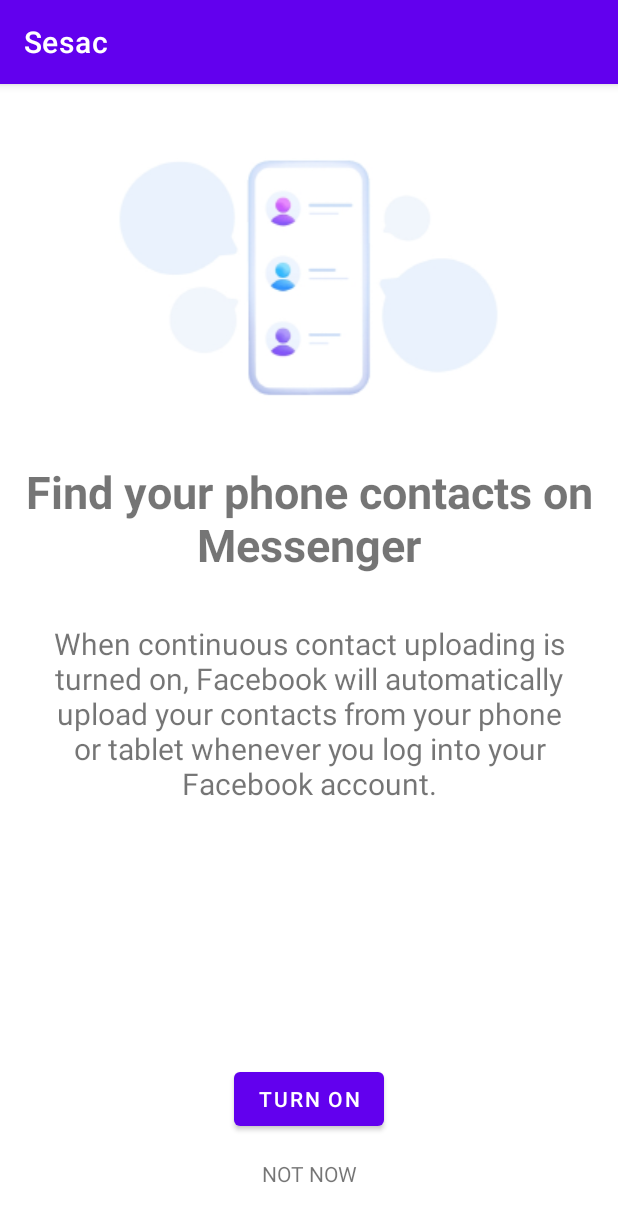
After one commit to Hong-Mu/sesac-android, an Android app: the MessengerIntroActivity screen opened directly, with no data from a screen before it, on a phone screen of 412 x 824 dp. The commit adds this screen. Shown: the top 1222 px of the screen. Run offline under Robolectric (Android 15) with nearby library versions, the phone set to English and light mode, and no system bars.

Commit message:
3주차 과제 추가
시계 앱의 스톱워치 뒤로가기 추가(C25Activity), 메신저 앱의 인트로(MessengerIntroActivity)

```diff
--- a/app/src/main/AndroidManifest.xml
+++ b/app/src/main/AndroidManifest.xml
@@ -12,6 +12,13 @@
         android:supportsRtl="true"
         android:theme="@style/Theme.Sesac"
         tools:targetApi="31">
+        <activity
+            android:name=".activities.MessengerIntroActivity"
+            android:exported="false">
+            <meta-data
+                android:name="android.app.lib_name"
+                android:value="" />
+        </activity>
         <activity
             android:name=".activities.C35Activity"
             android:exported="false">
--- a/app/src/main/java/com/hongmu/sesac/MainActivity.kt
+++ b/app/src/main/java/com/hongmu/sesac/MainActivity.kt
@@ -15,6 +15,7 @@
         setContentView(binding.root)
 
         binding.recyclerView.adapter = ActivityAdapter(listOf(
+            MessengerIntroActivity::class.java,
             C35Activity::class.java,
             C34Activity::class.java,
             C33Activity::class.java,
--- a/app/src/main/java/com/hongmu/sesac/activities/C25Activity.kt
+++ b/app/src/main/java/com/hongmu/sesac/activities/C25Activity.kt
@@ -3,11 +3,14 @@
 import androidx.appcompat.app.AppCompatActivity
 import android.os.Bundle
 import android.os.SystemClock
+import android.view.KeyEvent
+import android.widget.Toast
 import com.hongmu.sesac.databinding.ActivityC25Binding
 
 class C25Activity : AppCompatActivity() {
 
     private val binding by lazy { ActivityC25Binding.inflate(layoutInflater) }
+    private var initTime = 0L
     private var pauseTime = 0L
 
     override fun onCreate(savedInstanceState: Bundle?) {
@@ -48,4 +51,15 @@
 
 
     }
+
+    override fun onKeyDown(keyCode: Int, event: KeyEvent?): Boolean {
+        if(keyCode == KeyEvent.KEYCODE_BACK){
+            if(System.currentTimeMillis() - initTime > 3000){
+                Toast.makeText(this, "종료하려면 한 번 더 누르세요!", Toast.LENGTH_SHORT).show()
+                initTime = System.currentTimeMillis()
+                return true
+            }
+        }
+        return super.onKeyDown(keyCode, event)
+    }
 }
--- /dev/null
+++ b/app/src/main/java/com/hongmu/sesac/activities/MessengerIntroActivity.kt
@@ -0,0 +1,13 @@
+package com.hongmu.sesac.activities
+
+import androidx.appcompat.app.AppCompatActivity
+import android.os.Bundle
+import com.hongmu.sesac.R
+
+class MessengerIntroActivity : AppCompatActivity() {
+
+    override fun onCreate(savedInstanceState: Bundle?) {
+        super.onCreate(savedInstanceState)
+        setContentView(R.layout.activity_messenger_intro)
+    }
+}
--- /dev/null
+++ b/app/src/main/res/drawable/round_button.xml
@@ -0,0 +1,6 @@
+<?xml version="1.0" encoding="utf-8"?>
+<shape xmlns:android="http://schemas.android.com/apk/res/android"
+    android:shape="rectangle" android:padding = "10dp">
+    <solid android:color="#0066FF"></solid>
+    <corners android:radius="15dp"></corners>
+</shape>
--- /dev/null
+++ b/app/src/main/res/layout-land/activity_messenger_intro.xml
@@ -0,0 +1,56 @@
+<?xml version="1.0" encoding="utf-8"?>
+<androidx.constraintlayout.widget.ConstraintLayout xmlns:android="http://schemas.android.com/apk/res/android"
+    xmlns:app="http://schemas.android.com/apk/res-auto"
+    xmlns:tools="http://schemas.android.com/tools"
+    android:layout_width="match_parent"
+    android:layout_height="match_parent"
+    tools:context=".activities.MessengerIntroActivity">
+
+    <TextView
+        android:id="@+id/textTitle"
+        android:layout_width="0dp"
+        android:layout_height="wrap_content"
+        android:layout_marginStart="16dp"
+        android:layout_marginTop="32dp"
+        android:layout_marginEnd="16dp"
+        android:gravity="center"
+        android:text="@string/intro_title"
+        android:textSize="30sp"
+        android:textStyle="bold"
+        app:layout_constraintEnd_toEndOf="parent"
+        app:layout_constraintHorizontal_bias="0.0"
+        app:layout_constraintStart_toStartOf="parent"
+        app:layout_constraintTop_toTopOf="parent" />
+
+    <TextView
+        android:layout_width="0dp"
+        android:layout_height="wrap_content"
+        android:layout_marginStart="16dp"
+        android:layout_marginTop="32dp"
+        android:layout_marginEnd="16dp"
+        android:gravity="center"
+        android:text="@string/intro_sub"
+        android:textSize="20sp"
+        app:layout_constraintEnd_toEndOf="parent"
+        app:layout_constraintStart_toStartOf="parent"
+        app:layout_constraintTop_toBottomOf="@id/textTitle" />
+
+    <Button
+        android:text="@string/turn_on"
+        android:layout_marginBottom="16dp"
+        app:layout_constraintBottom_toTopOf="@id/textLater"
+        app:layout_constraintStart_toStartOf="parent"
+        app:layout_constraintEnd_toEndOf="parent"
+        android:layout_width="wrap_content"
+        android:layout_height="wrap_content"/>
+
+    <TextView
+        android:id="@+id/textLater"
+        android:layout_width="wrap_content"
+        android:layout_height="wrap_content"
+        android:layout_marginBottom="32dp"
+        android:text="@string/later"
+        app:layout_constraintBottom_toBottomOf="parent"
+        app:layout_constraintEnd_toEndOf="parent"
+        app:layout_constraintStart_toStartOf="parent" />
+</androidx.constraintlayout.widget.ConstraintLayout>
--- /dev/null
+++ b/app/src/main/res/layout/activity_messenger_intro.xml
@@ -0,0 +1,67 @@
+<?xml version="1.0" encoding="utf-8"?>
+<androidx.constraintlayout.widget.ConstraintLayout xmlns:android="http://schemas.android.com/apk/res/android"
+    xmlns:app="http://schemas.android.com/apk/res-auto"
+    xmlns:tools="http://schemas.android.com/tools"
+    android:layout_width="match_parent"
+    android:layout_height="match_parent"
+    tools:context=".activities.MessengerIntroActivity">
+
+    <ImageView
+        android:id="@+id/imageIntro"
+        android:layout_width="wrap_content"
+        android:layout_height="wrap_content"
+        android:layout_marginTop="32dp"
+        app:layout_constraintEnd_toEndOf="parent"
+        app:layout_constraintHorizontal_bias="0.496"
+        app:layout_constraintStart_toStartOf="parent"
+        app:layout_constraintTop_toTopOf="parent"
+        app:srcCompat="@drawable/intro" />
+
+    <TextView
+        android:id="@+id/textTitle"
+        android:layout_width="0dp"
+        android:layout_height="wrap_content"
+        android:layout_marginStart="16dp"
+        android:layout_marginTop="32dp"
+        android:layout_marginEnd="16dp"
+        android:gravity="center"
+        android:text="@string/intro_title"
+        android:textSize="30sp"
+        android:textStyle="bold"
+        app:layout_constraintEnd_toEndOf="parent"
+        app:layout_constraintHorizontal_bias="0.0"
+        app:layout_constraintStart_toStartOf="parent"
+        app:layout_constraintTop_toBottomOf="@id/imageIntro" />
+
+    <TextView
+        android:layout_width="0dp"
+        android:layout_height="wrap_content"
+        android:layout_marginStart="16dp"
+        android:layout_marginTop="32dp"
+        android:layout_marginEnd="16dp"
+        android:gravity="center"
+        android:text="@string/intro_sub"
+        android:textSize="20sp"
+        app:layout_constraintEnd_toEndOf="parent"
+        app:layout_constraintStart_toStartOf="parent"
+        app:layout_constraintTop_toBottomOf="@id/textTitle" />
+
+    <Button
+        android:text="@string/turn_on"
+        android:layout_marginBottom="16dp"
+        app:layout_constraintBottom_toTopOf="@id/textLater"
+        app:layout_constraintStart_toStartOf="parent"
+        app:layout_constraintEnd_toEndOf="parent"
+        android:layout_width="wrap_content"
+        android:layout_height="wrap_content"/>
+
+    <TextView
+        android:id="@+id/textLater"
+        android:layout_width="wrap_content"
+        android:layout_height="wrap_content"
+        android:layout_marginBottom="32dp"
+        android:text="@string/later"
+        app:layout_constraintBottom_toBottomOf="parent"
+        app:layout_constraintEnd_toEndOf="parent"
+        app:layout_constraintStart_toStartOf="parent" />
+</androidx.constraintlayout.widget.ConstraintLayout>
--- a/app/src/main/res/values/strings.xml
+++ b/app/src/main/res/values/strings.xml
@@ -11,4 +11,9 @@
 
     <string name="data_c29">Hello</string>
     <string name="prompt">언어를 선택하세요</string>
+
+    <string name="turn_on">TURN ON</string>
+    <string name="later">NOT NOW</string>
+    <string name="intro_title">Find your phone contacts on Messenger</string>
+    <string name="intro_sub">When continuous contact uploading is turned on, Facebook will automatically upload your contacts from your phone or tablet whenever you log into your Facebook account.</string>
 </resources>
```
Also changed, not shown: app/src/main/res/drawable/intro.png (added), 1 other file.
